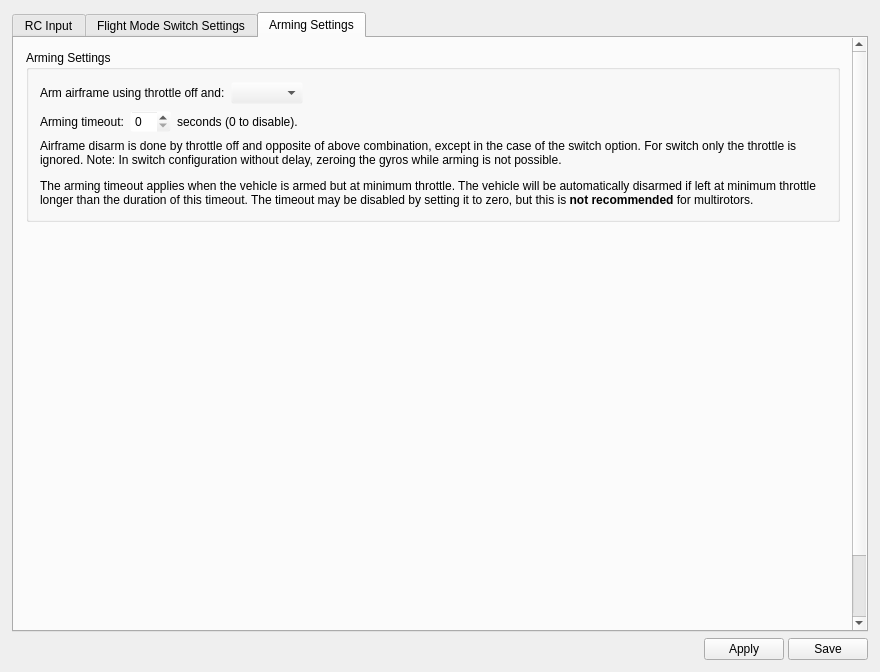
First picture: the form in ground/gcs/src/plugins/config/input.ui, repository TauLabs/TauLabs, before the edit.
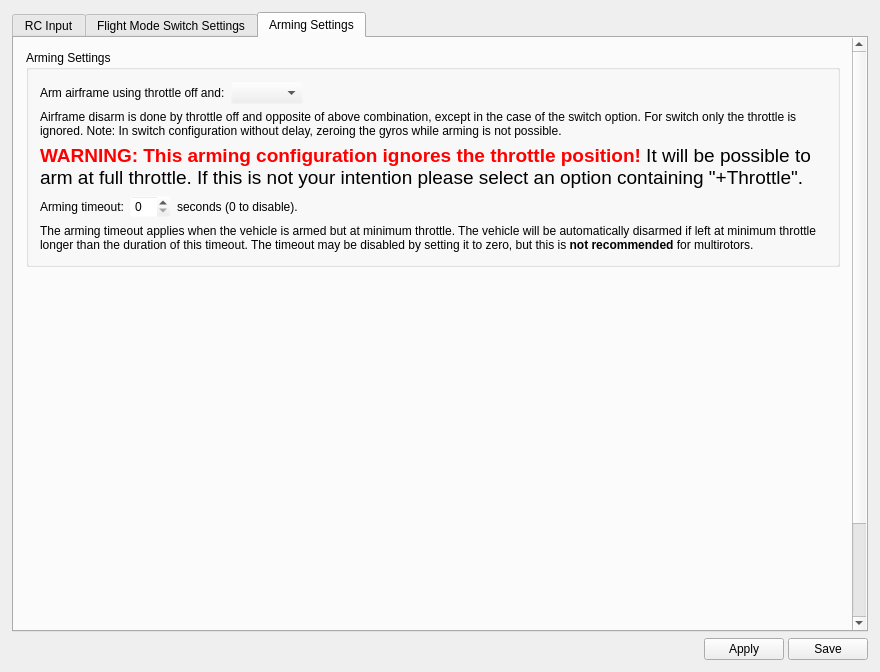
Second picture: the form after the edit. The open tabs and pages were chosen to show the change. Icons and pictures are not drawn.

Commit message: GCS:Config:Input: Move arming timeout below arming text

Patch:
```diff
--- a/ground/gcs/src/plugins/config/input.ui
+++ b/ground/gcs/src/plugins/config/input.ui
@@ -1379,6 +1379,26 @@
                 </item>
                </layout>
               </item>
+              <item>
+               <widget class="QLabel" name="label_3">
+                <property name="text">
+                 <string>&lt;html&gt;&lt;head/&gt;&lt;body&gt;&lt;p&gt;Airframe disarm is done by throttle off and opposite of above combination, except in the case of the switch option. For switch only the throttle is ignored. Note: In switch configuration without delay, zeroing the gyros while arming is not possible.&lt;/p&gt;&lt;/body&gt;&lt;/html&gt;</string>
+                </property>
+                <property name="wordWrap">
+                 <bool>true</bool>
+                </property>
+               </widget>
+              </item>
+              <item>
+               <widget class="QLabel" name="lblThrottleCheckWarn">
+                <property name="text">
+                 <string>&lt;html&gt;&lt;head/&gt;&lt;body&gt;&lt;p&gt;&lt;span style=&quot; font-size:14pt; font-weight:600; color:#ff0000;&quot;&gt;WARNING: This arming configuration ignores the throttle position!&lt;/span&gt;&lt;span style=&quot; font-size:14pt;&quot;&gt; It will be possible to arm at full throttle. If this is not your intention please select an option containing &amp;quot;+Throttle&amp;quot;.&lt;/span&gt;&lt;/p&gt;&lt;/body&gt;&lt;/html&gt;</string>
+                </property>
+                <property name="wordWrap">
+                 <bool>true</bool>
+                </property>
+               </widget>
+              </item>
               <item>
                <layout class="QHBoxLayout" name="horizontalLayout_2">
                 <item>
@@ -1424,9 +1444,9 @@
                </layout>
               </item>
               <item>
-               <widget class="QLabel" name="label_3">
+               <widget class="QLabel" name="label_4">
                 <property name="text">
-                 <string>&lt;html&gt;&lt;head/&gt;&lt;body&gt;&lt;p&gt;Airframe disarm is done by throttle off and opposite of above combination, except in the case of the switch option. For switch only the throttle is ignored. Note: In switch configuration without delay, zeroing the gyros while arming is not possible. &lt;/p&gt;&lt;p&gt;The arming timeout applies when the vehicle is armed but at minimum throttle. The vehicle will be automatically disarmed if left at minimum throttle longer than the duration of this timeout. The timeout may be disabled by setting it to zero, but this is &lt;span style=&quot; font-weight:600;&quot;&gt;not recommended&lt;/span&gt; for multirotors.&lt;/p&gt;&lt;/body&gt;&lt;/html&gt;</string>
+                 <string>&lt;html&gt;&lt;head/&gt;&lt;body&gt;&lt;p&gt;The arming timeout applies when the vehicle is armed but at minimum throttle. The vehicle will be automatically disarmed if left at minimum throttle longer than the duration of this timeout. The timeout may be disabled by setting it to zero, but this is &lt;span style=&quot; font-weight:600;&quot;&gt;not recommended&lt;/span&gt; for multirotors.&lt;/p&gt;&lt;/body&gt;&lt;/html&gt;</string>
                 </property>
                 <property name="wordWrap">
                  <bool>true</bool>
```
